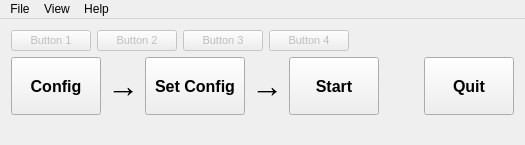
Old version of the form src/core/Operator/OperatorQt/MainWindow.ui in the repository kaysoky/NeuralSystemsBCI2000.
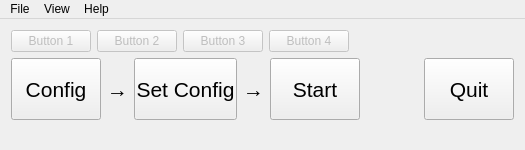
New version of the form.

```diff
--- a/src/core/Operator/OperatorQt/MainWindow.ui
+++ b/src/core/Operator/OperatorQt/MainWindow.ui
@@ -7,11 +7,11 @@
     <x>0</x>
     <y>0</y>
     <width>525</width>
-    <height>145</height>
+    <height>150</height>
    </rect>
   </property>
   <property name="sizePolicy">
-   <sizepolicy hsizetype="Fixed" vsizetype="Fixed">
+   <sizepolicy hsizetype="Ignored" vsizetype="Ignored">
     <horstretch>0</horstretch>
     <verstretch>0</verstretch>
    </sizepolicy>
@@ -37,14 +37,6 @@
         <property name="enabled">
          <bool>false</bool>
         </property>
-        <property name="font">
-         <font>
-          <family>MS Shell Dlg 2</family>
-          <pointsize>8</pointsize>
-          <weight>50</weight>
-          <bold>false</bold>
-         </font>
-        </property>
         <property name="text">
          <string>Button 1</string>
         </property>
@@ -55,14 +47,6 @@
         <property name="enabled">
          <bool>false</bool>
         </property>
-        <property name="font">
-         <font>
-          <family>MS Shell Dlg 2</family>
-          <pointsize>8</pointsize>
-          <weight>50</weight>
-          <bold>false</bold>
-         </font>
-        </property>
         <property name="text">
          <string>Button 2</string>
         </property>
@@ -73,14 +57,6 @@
         <property name="enabled">
          <bool>false</bool>
         </property>
-        <property name="font">
-         <font>
-          <family>MS Shell Dlg 2</family>
-          <pointsize>8</pointsize>
-          <weight>50</weight>
-          <bold>false</bold>
-         </font>
-        </property>
         <property name="text">
          <string>Button 3</string>
         </property>
@@ -91,14 +67,6 @@
         <property name="enabled">
          <bool>false</bool>
         </property>
-        <property name="font">
-         <font>
-          <family>MS Shell Dlg 2</family>
-          <pointsize>8</pointsize>
-          <weight>50</weight>
-          <bold>false</bold>
-         </font>
-        </property>
         <property name="text">
          <string>Button 4</string>
         </property>
@@ -137,10 +105,7 @@
         </property>
         <property name="font">
          <font>
-          <family>MS Shell Dlg 2</family>
-          <pointsize>12</pointsize>
-          <weight>75</weight>
-          <bold>true</bold>
+          <pointsize>16</pointsize>
          </font>
         </property>
         <property name="text">
@@ -161,10 +126,7 @@
         </property>
         <property name="font">
          <font>
-          <family>MS Shell Dlg 2</family>
-          <pointsize>24</pointsize>
-          <weight>75</weight>
-          <bold>true</bold>
+          <pointsize>16</pointsize>
          </font>
         </property>
         <property name="text">
@@ -194,10 +156,7 @@
         </property>
         <property name="font">
          <font>
-          <family>MS Shell Dlg 2</family>
-          <pointsize>12</pointsize>
-          <weight>75</weight>
-          <bold>true</bold>
+          <pointsize>16</pointsize>
          </font>
         </property>
         <property name="text">
@@ -215,10 +174,7 @@
         </property>
         <property name="font">
          <font>
-          <family>MS Shell Dlg 2</family>
-          <pointsize>24</pointsize>
-          <weight>75</weight>
-          <bold>true</bold>
+          <pointsize>16</pointsize>
          </font>
         </property>
         <property name="text">
@@ -248,10 +204,7 @@
         </property>
         <property name="font">
          <font>
-          <family>MS Shell Dlg 2</family>
-          <pointsize>12</pointsize>
-          <weight>75</weight>
-          <bold>true</bold>
+          <pointsize>16</pointsize>
          </font>
         </property>
         <property name="text">
@@ -288,10 +241,7 @@
         </property>
         <property name="font">
          <font>
-          <family>MS Shell Dlg 2</family>
-          <pointsize>12</pointsize>
-          <weight>75</weight>
-          <bold>true</bold>
+          <pointsize>16</pointsize>
          </font>
         </property>
         <property name="text">
```
Left out of the diff: 2 changed lines with no effect on the pictures.
